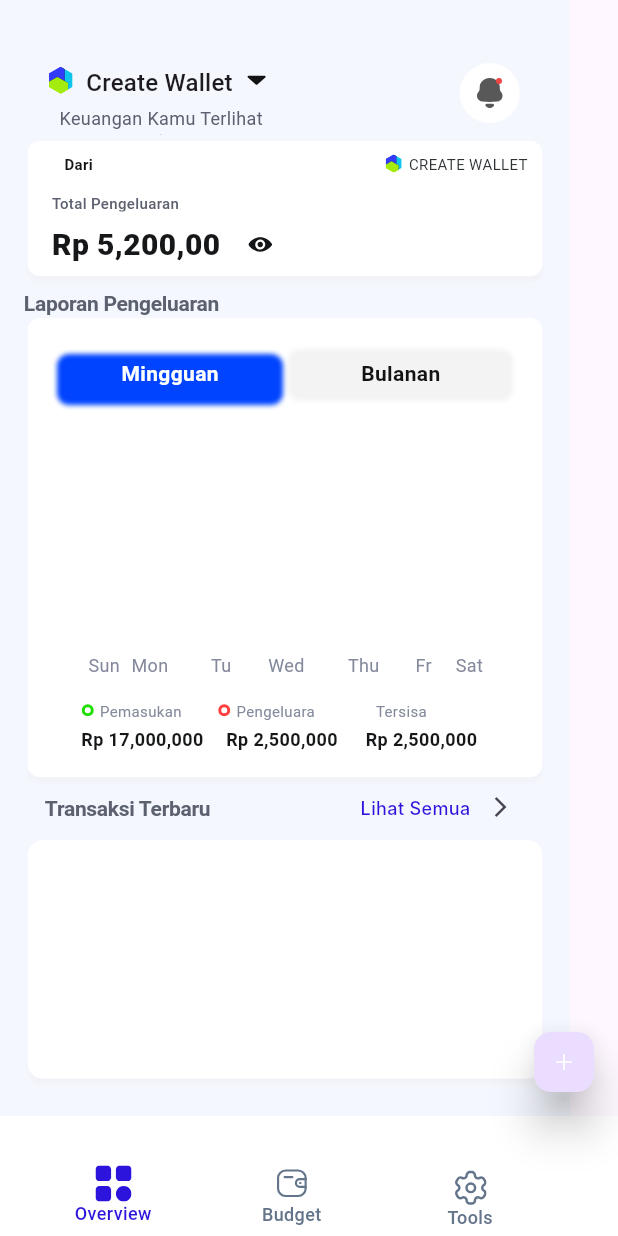
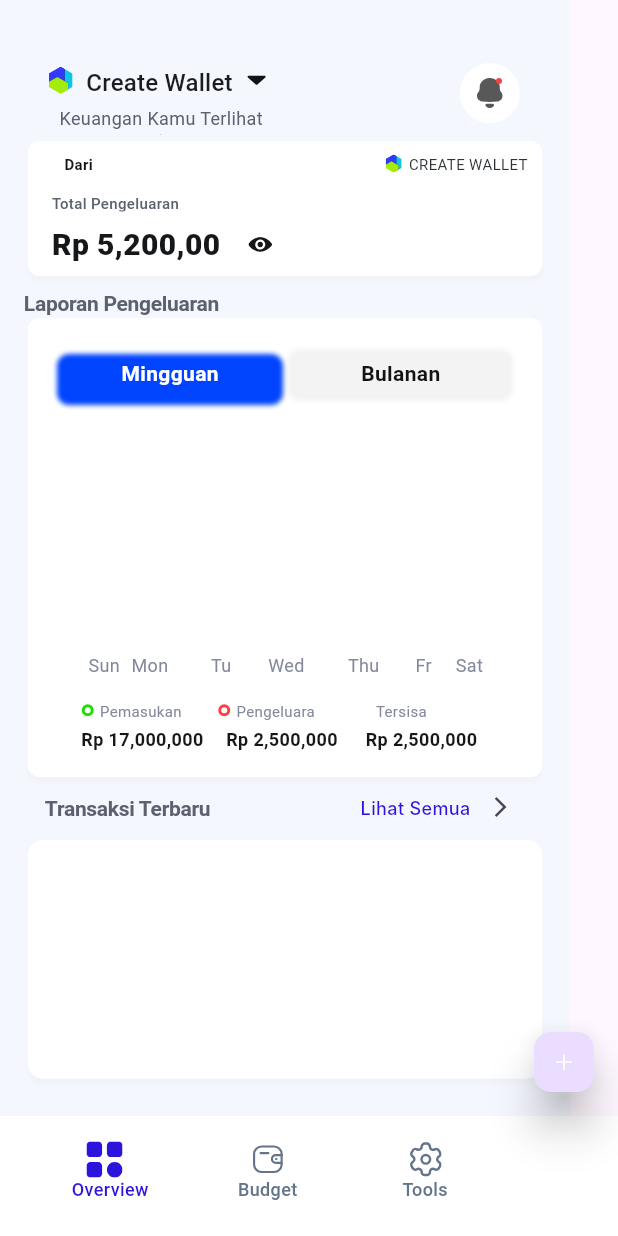
Before and after one commit to Maizi12/uasflutter, a Flutter app: the TransaksiApp screen opened directly, on a phone screen of 412 x 824 dp. Run offline on Flutter 3.47's test engine with Material 3 defaults, Android fonts, the phone set to English and light mode, and no system bars; our stand-ins replace bloc, cloud_firestore, dio, equatable, firebase_auth, firebase_core and 3 more; missing offline and left inert: dart_jsonwebtoken, encrypt; accounts and stored records are empty; network calls fail; Roboto replaces fonts that are missing (Inter, Nunito Sans, Plus Jakarta Sans).

```diff
--- a/lib/login.dart
+++ b/lib/login.dart
@@ -281,6 +281,11 @@ class LoginClass extends State<LoginApp> {
                                         email: emailController.text,
                                         password: passwordController.text,
                                       ));
+                                      Navigator.push(
+                                          context,
+                                          MaterialPageRoute(
+                                              builder: (context) =>
+                                                  WelcomeApp()));
                                     }
                                   },
                                   child: const Center(
--- /dev/null
+++ b/lib/pages/footer.dart
@@ -0,0 +1,146 @@
+import 'package:flutter/material.dart';
+import 'package:flutter_svg/flutter_svg.dart';
+
+class FooterCard extends StatelessWidget {
+  const FooterCard({super.key});
+  @override
+  Widget build(BuildContext context) {
+    return BottomAppBar(
+      color: const Color(0xffFFFFFF),
+      child: Row(children: [
+        Container(
+          padding: const EdgeInsets.fromLTRB(0, 5, 0, 0),
+          width: 320,
+          height: 100,
+          decoration: const BoxDecoration(
+            color: Color(0xccffffff),
+          ),
+          child: Column(
+            crossAxisAlignment: CrossAxisAlignment.start,
+            children: [
+              Container(
+                // tabsG8U (113:628)
+                // margin: const EdgeInsets.fromLTRB(0, 0, 0, 0),
+                height: 50,
+                width: 360,
+                child: Row(
+                  // crossAxisAlignment: CrossAxisAlignment.start,
+                  children: [
+                    Container(
+                      // tab1aex (114:675)
+                      width: 105,
+                      margin: const EdgeInsets.fromLTRB(5, 0, 0, 0),
+                      // padding: const EdgeInsets.fromLTRB(0, 3, 0, 0),
+                      height: double.infinity,
+                      child: Column(
+                        // crossAxisAlignment: CrossAxisAlignment.center,
+                        children: [
+                          Container(
+                            // option1t9r (114:682)
+                            margin: const EdgeInsets.fromLTRB(0.33, 0, 8, 0),
+                            width: 24,
+                            height: 24,
+                            child: SvgPicture.asset(
+                              'assets/Overview.svg',
+                              height: 24,
+                              width: 24,
+                            ),
+                          ),
+                          const Center(
+                            // titleyh6 (114:679)
+                            child: Text(
+                              'Overview',
+                              textAlign: TextAlign.center,
+                              style: TextStyle(
+                                fontFamily: 'Plus Jakarta Sans',
+                                fontSize: 12,
+                                fontWeight: FontWeight.w500,
+                                height: 1.3333333333,
+                                color: Color(0xff2c14dd),
+                              ),
+                            ),
+                          ),
+                        ],
+                      ),
+                    ),
+                    Container(
+                      // tab572c (114:691)
+                      width: 105,
+                      // margin: const EdgeInsets.fromLTRB(0, 3, 0, 0),
+                      height: 59,
+                      child: Column(
+                        // crossAxisAlignment: CrossAxisAlignment.start,
+                        // mainAxisAlignment: MainAxisAlignment.start,
+                        children: [
+                          Container(
+                            // iconlylightwalletF8p (114:798)
+                            // margin: const EdgeInsets.fromLTRB(0, 0, 0, 1),
+                            width: 24,
+                            height: 24,
+                            child: SvgPicture.asset(
+                              'assets/Wallet.svg',
+                              height: 24,
+                              width: 24,
+                            ),
+                          ),
+                          const Center(
+                            // titleLvx (114:695)
+                            child: Text(
+                              'Budget',
+                              textAlign: TextAlign.center,
+                              style: TextStyle(
+                                fontFamily: 'Plus Jakarta Sans',
+                                fontSize: 12,
+                                fontWeight: FontWeight.w500,
+                                height: 1.3333333333,
+                                color: Color(0xff64748b),
+                              ),
+                            ),
+                          ),
+                        ],
+                      ),
+                    ),
+                    Container(
+                      width: 105,
+                      // tab457r (114:703)
+                      // margin: const EdgeInsets.fromLTRB(0, 3, 0, 0),
+                      child: Column(
+                        // crossAxisAlignment: CrossAxisAlignment.start,
+                        children: [
+                          Container(
+                              // iconlylightsettingRSc (114:805)
+                              // margin: const EdgeInsets.fromLTRB(0, 3, 0, 0),
+                              width: 24,
+                              height: 24,
+                              child: SvgPicture.asset(
+                                'assets/Setting.svg',
+                                height: 24,
+                                width: 24,
+                              )),
+                          const Center(
+                            // title7aL (114:707)
+                            child: Text(
+                              'Tools ',
+                              textAlign: TextAlign.center,
+                              style: TextStyle(
+                                fontFamily: 'Plus Jakarta Sans',
+                                fontSize: 12,
+                                fontWeight: FontWeight.w500,
+                                height: 1.3333333333,
+                                color: Color(0xff64748b),
+                              ),
+                            ),
+                          ),
+                        ],
+                      ),
+                    ),
+                  ],
+                ),
+              ),
+            ],
+          ),
+        ),
+      ]),
+    );
+  }
+}
--- a/lib/transaksi.dart
+++ b/lib/transaksi.dart
@@ -1,5 +1,4 @@
 // import 'dart:ffi';
-
 
 import 'package:cloud_firestore/cloud_firestore.dart';
 import 'package:flutter/material.dart';
@@ -11,6 +10,7 @@ import 'package:uas_flutter/models/kategori.dart';
 import 'package:uas_flutter/models/user.dart';
 import 'package:uas_flutter/models/wallet.dart';
 import 'package:uas_flutter/models/transaksi.dart';
+import 'package:uas_flutter/pages/footer.dart';
 // import 'package:flutter_echarts/flutter_echarts.dart';
 import 'package:uas_flutter/pages/list-transaksi.dart';
 
@@ -596,7 +596,8 @@ class Transaksi extends State<TransaksiApp> with RestorationMixin {
                                 Container(
                                   width: 25,
                                   height: 16,
-                                  margin: const EdgeInsets.fromLTRB(0, 0, 25, 0),
+                                  margin:
+                                      const EdgeInsets.fromLTRB(0, 0, 25, 0),
                                   child: const Text(
                                     'Mon',
                                     textAlign: TextAlign.center,
@@ -611,7 +612,8 @@ class Transaksi extends State<TransaksiApp> with RestorationMixin {
                                 Container(
                                   width: 20,
                                   height: 16,
-                                  margin: const EdgeInsets.fromLTRB(0, 0, 20, 0),
+                                  margin:
+                                      const EdgeInsets.fromLTRB(0, 0, 20, 0),
                                   child: const Text(
                                     'Tue',
                                     textAlign: TextAlign.center,
@@ -626,7 +628,8 @@ class Transaksi extends State<TransaksiApp> with RestorationMixin {
                                 Container(
                                   width: 27,
                                   height: 16,
-                                  margin: const EdgeInsets.fromLTRB(0, 0, 27, 0),
+                                  margin:
+                                      const EdgeInsets.fromLTRB(0, 0, 27, 0),
                                   child: const Text(
                                     'Wed',
                                     textAlign: TextAlign.center,
@@ -641,7 +644,8 @@ class Transaksi extends State<TransaksiApp> with RestorationMixin {
                                 Container(
                                   width: 22,
                                   height: 16,
-                                  margin: const EdgeInsets.fromLTRB(0, 0, 22, 0),
+                                  margin:
+                                      const EdgeInsets.fromLTRB(0, 0, 22, 0),
                                   child: const Text(
                                     'Thu',
                                     textAlign: TextAlign.center,
@@ -656,7 +660,8 @@ class Transaksi extends State<TransaksiApp> with RestorationMixin {
                                 Container(
                                   width: 14,
                                   height: 16,
-                                  margin: const EdgeInsets.fromLTRB(0, 0, 14, 0),
+                                  margin:
+                                      const EdgeInsets.fromLTRB(0, 0, 14, 0),
                                   child: const Text(
                                     'Fri',
                                     textAlign: TextAlign.center,
@@ -699,17 +704,20 @@ class Transaksi extends State<TransaksiApp> with RestorationMixin {
                                 Container(
                                   width: 67,
                                   height: 13,
-                                  margin: const EdgeInsets.fromLTRB(4, 0, 22, 0),
+                                  margin:
+                                      const EdgeInsets.fromLTRB(4, 0, 22, 0),
                                   child: Row(children: [
                                     Container(
                                       // oval8P6 (117:2777)
-                                      margin: const EdgeInsets.fromLTRB(0, 0, 4, 0),
+                                      margin:
+                                          const EdgeInsets.fromLTRB(0, 0, 4, 0),
                                       width: 8,
                                       height: 8,
                                       decoration: BoxDecoration(
                                         borderRadius: BorderRadius.circular(4),
                                         border: Border.all(
-                                            width: 2, color: const Color(0xff1fde00)),
+                                            width: 2,
+                                            color: const Color(0xff1fde00)),
                                         color: const Color(0xffffffff),
                                       ),
                                     ),
@@ -753,17 +761,20 @@ class Transaksi extends State<TransaksiApp> with RestorationMixin {
                                 Container(
                                   width: 67,
                                   height: 13,
-                                  margin: const EdgeInsets.fromLTRB(0, 0, 22, 0),
+                                  margin:
+                                      const EdgeInsets.fromLTRB(0, 0, 22, 0),
                                   child: Row(children: [
                                     Container(
                                       // oval8P6 (117:2777)
-                                      margin: const EdgeInsets.fromLTRB(0, 0, 4, 0),
+                                      margin:
+                                          const EdgeInsets.fromLTRB(0, 0, 4, 0),
                                       width: 8,
                                       height: 8,
                                       decoration: BoxDecoration(
                                         borderRadius: BorderRadius.circular(4),
                                         border: Border.all(
-                                            width: 2, color: const Color(0xffff4040)),
+                                            width: 2,
+                                            color: const Color(0xffff4040)),
                                         color: const Color(0xffffffff),
                                       ),
                                     ),
@@ -807,11 +818,13 @@ class Transaksi extends State<TransaksiApp> with RestorationMixin {
                                 Container(
                                   width: 67,
                                   height: 13,
-                                  margin: const EdgeInsets.fromLTRB(0, 0, 22, 0),
+                                  margin:
+                                      const EdgeInsets.fromLTRB(0, 0, 22, 0),
                                   child: Row(children: [
                                     Container(
                                       // oval8P6 (117:2777)
-                                      margin: const EdgeInsets.fromLTRB(0, 0, 4, 0),
+                                      margin:
+                                          const EdgeInsets.fromLTRB(0, 0, 4, 0),
                                       width: 8,
                                       height: 8,
                                       decoration: BoxDecoration(
@@ -986,142 +999,6 @@ class Transaksi extends State<TransaksiApp> with RestorationMixin {
                 //TOOD:ini belum floating button
               ),
             )),
-        bottomNavigationBar: BottomAppBar(
-          color: const Color(0xffFFFFFF),
-          child: Row(children: [
-            Container(
-              padding: const EdgeInsets.fromLTRB(0, 8, 0, 8),
-              width: 360,
-              height: 95,
-              decoration: const BoxDecoration(
-                color: Color(0xccffffff),
-              ),
-              child: Column(
-                crossAxisAlignment: CrossAxisAlignment.start,
-                children: [
-                  Container(
-                    // tabsG8U (113:628)
-                    margin: const EdgeInsets.fromLTRB(0, 10, 0, 16),
-                    height: 50,
-                    width: 360,
-                    child: Row(
-                      // crossAxisAlignment: CrossAxisAlignment.start,
-                      children: [
-                        Container(
-                          // tab1aex (114:675)
-                          width: 119,
-                          margin: const EdgeInsets.fromLTRB(0, 0, 0, 0),
-                          padding: const EdgeInsets.fromLTRB(0, 3, 0, 0),
-                          height: double.infinity,
-                          child: Column(
-                            // crossAxisAlignment: CrossAxisAlignment.center,
-                            children: [
-                              Container(
-                                // option1t9r (114:682)
-                                margin: const EdgeInsets.fromLTRB(0.33, 0, 0, 0),
-                                width: 24,
-                                height: 24,
-                                child: SvgPicture.asset(
-                                  'assets/Overview.svg',
-                                  height: 24,
-                                  width: 24,
-                                ),
-                              ),
-                              const Center(
-                                // titleyh6 (114:679)
-                                child: Text(
-                                  'Overview',
-                                  textAlign: TextAlign.center,
-                                  style: TextStyle(
-                                    fontFamily: 'Plus Jakarta Sans',
-                                    fontSize: 12,
-                                    fontWeight: FontWeight.w500,
-                                    height: 1.3333333333,
-                                    color: Color(0xff2c14dd),
-                                  ),
-                                ),
-                              ),
-                            ],
-                          ),
-                        ),
-                        Container(
-                          // tab572c (114:691)
-                          width: 119,
-                          margin: const EdgeInsets.fromLTRB(0, 3, 0, 0),
-                          height: 59,
-                          child: Column(
-                            // crossAxisAlignment: CrossAxisAlignment.start,
-                            // mainAxisAlignment: MainAxisAlignment.start,
-                            children: [
-                              Container(
-                                // iconlylightwalletF8p (114:798)
-                                margin: const EdgeInsets.fromLTRB(0, 0, 0, 1),
-                                width: 24,
-                                height: 24,
-                                child: SvgPicture.asset(
-                                  'assets/Wallet.svg',
-                                  height: 24,
-                                  width: 24,
-                                ),
-                              ),
-                              const Center(
-                                // titleLvx (114:695)
-                                child: Text(
-                                  'Budget',
-                                  textAlign: TextAlign.center,
-                                  style: TextStyle(
-                                    fontFamily: 'Plus Jakarta Sans',
-                                    fontSize: 12,
-                                    fontWeight: FontWeight.w500,
-                                    height: 1.3333333333,
-                                    color: Color(0xff64748b),
-                                  ),
-                                ),
-                              ),
-                            ],
-                          ),
-                        ),
-                        Container(
-                          width: 119,
-                          // tab457r (114:703)
-                          margin: const EdgeInsets.fromLTRB(0, 3, 0, 0),
-                          child: Column(
-                            // crossAxisAlignment: CrossAxisAlignment.start,
-                            children: [
-                              Container(
-                                  // iconlylightsettingRSc (114:805)
-                                  margin: const EdgeInsets.fromLTRB(0, 3, 0, 0),
-                                  width: 24,
-                                  height: 24,
-                                  child: SvgPicture.asset(
-                                    'assets/Setting.svg',
-                                    height: 24,
-                                    width: 24,
-                                  )),
-                              const Center(
-                                // title7aL (114:707)
-                                child: Text(
-                                  'Tools ',
-                                  textAlign: TextAlign.center,
-                                  style: TextStyle(
-                                    fontFamily: 'Plus Jakarta Sans',
-                                    fontSize: 12,
-                                    fontWeight: FontWeight.w500,
-                                    height: 1.3333333333,
-                                    color: Color(0xff64748b),
-                                  ),
-                                ),
-                              ),
-                            ],
-                          ),
-                        ),
-                      ],
-                    ),
-                  ),
-                ],
-              ),
-            ),
-          ]),
-        ));
+        bottomNavigationBar: const FooterCard());
   }
 }
```
Also changed, not shown: lib/helper.dart (added, +12 -0 lines), lib/pages/chart.dart (added, +311 -0 lines), pubspec.lock, 1 other file.
